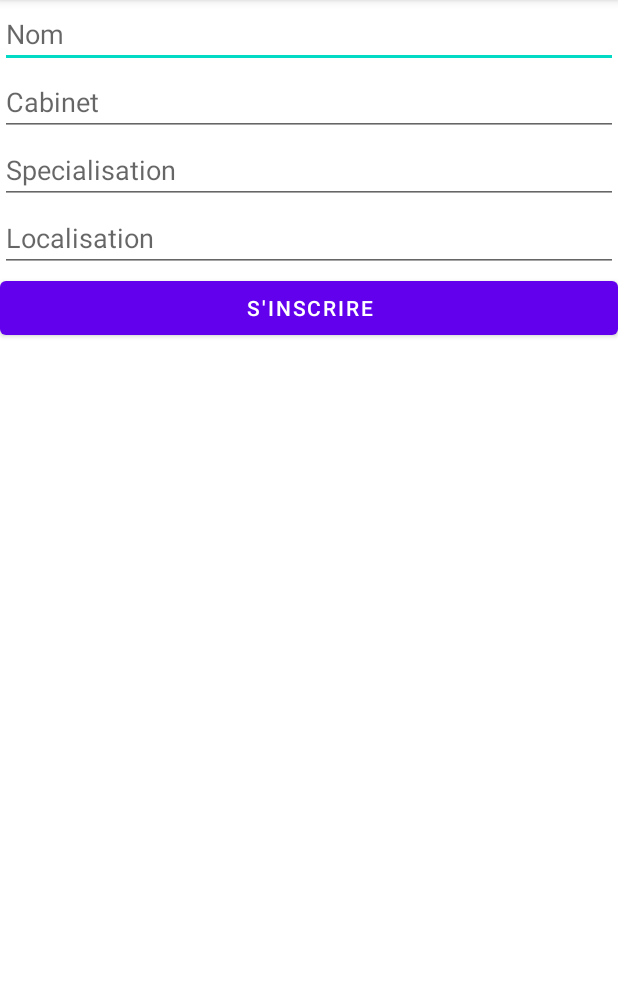
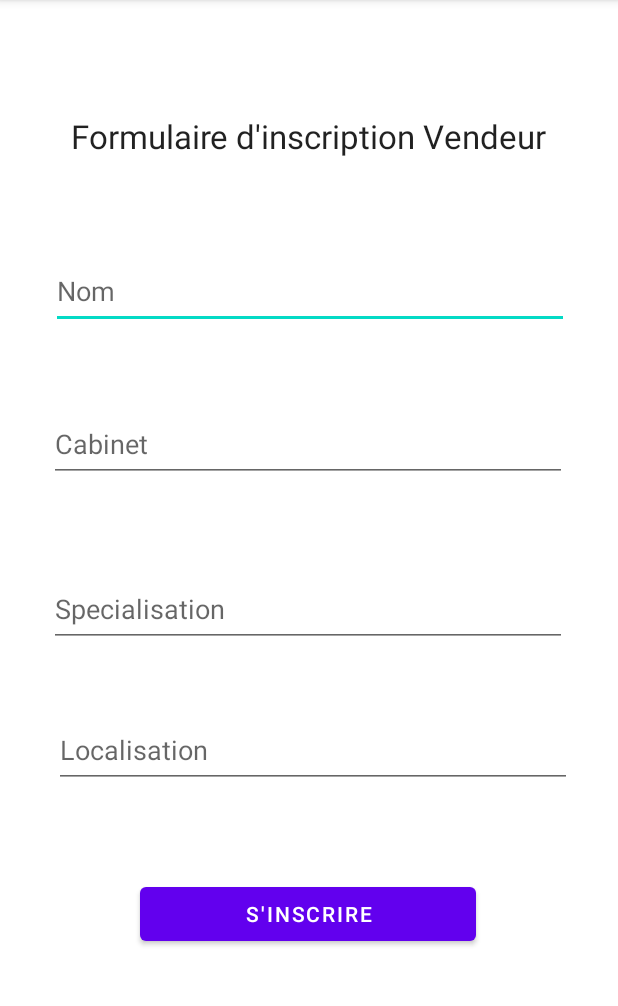
Before and after one commit to andyDBL/amandrEK, an Android app: the VendeurActivity screen opened directly, with no data from a screen before it, on a phone screen of 412 x 824 dp, the part 84-1090 px from its top. Run offline under Robolectric (Android 15) with nearby library versions, the phone set to English and light mode, and no system bars.

Commit message:
modif design inscription vendeur

```diff
--- a/app/src/main/res/layout/activity_vendeur.xml
+++ b/app/src/main/res/layout/activity_vendeur.xml
@@ -1,5 +1,5 @@
 <?xml version="1.0" encoding="utf-8"?>
-<LinearLayout xmlns:android="http://schemas.android.com/apk/res/android"
+<androidx.constraintlayout.widget.ConstraintLayout xmlns:android="http://schemas.android.com/apk/res/android"
     xmlns:app="http://schemas.android.com/apk/res-auto"
     xmlns:tools="http://schemas.android.com/tools"
     android:layout_width="match_parent"
@@ -7,42 +7,79 @@
     android:orientation="vertical"
     tools:context=".VendeurActivity">
 
+    <TextView
+        android:id="@+id/formulaireVendeur"
+        android:layout_width="wrap_content"
+        android:layout_height="wrap_content"
+        android:layout_marginTop="76dp"
+        android:text="Formulaire d'inscription Vendeur"
+        android:textAppearance="@style/TextAppearance.AppCompat.Large"
+        app:layout_constraintEnd_toEndOf="parent"
+        app:layout_constraintHorizontal_bias="0.495"
+        app:layout_constraintStart_toStartOf="parent"
+        app:layout_constraintTop_toTopOf="parent" />
+
     <EditText
         android:id="@+id/editTextName"
-        android:layout_width="match_parent"
-        android:layout_height="wrap_content"
+        android:layout_width="345dp"
+        android:layout_height="50dp"
+        android:layout_marginTop="64dp"
         android:ems="10"
         android:hint="Nom"
-        android:inputType="textPersonName" />
+        android:inputType="textPersonName"
+        app:layout_constraintEnd_toEndOf="parent"
+        app:layout_constraintHorizontal_bias="0.509"
+        app:layout_constraintStart_toStartOf="parent"
+        app:layout_constraintTop_toBottomOf="@+id/formulaireVendeur" />
 
     <EditText
         android:id="@+id/editTextCabinet"
-        android:layout_width="match_parent"
-        android:layout_height="wrap_content"
+        android:layout_width="345dp"
+        android:layout_height="50dp"
+        android:layout_marginTop="52dp"
         android:ems="10"
         android:hint="Cabinet"
-        android:inputType="textPersonName" />
+        android:inputType="textPersonName"
+        app:layout_constraintEnd_toEndOf="parent"
+        app:layout_constraintHorizontal_bias="0.49"
+        app:layout_constraintStart_toStartOf="parent"
+        app:layout_constraintTop_toBottomOf="@+id/editTextName" />
 
     <EditText
         android:id="@+id/editTextSpecialisation"
-        android:layout_width="match_parent"
-        android:layout_height="wrap_content"
+        android:layout_width="345dp"
+        android:layout_height="50dp"
+        android:layout_marginTop="60dp"
         android:ems="10"
         android:hint="Specialisation"
-        android:inputType="textPersonName" />
+        android:inputType="textPersonName"
+        app:layout_constraintEnd_toEndOf="parent"
+        app:layout_constraintHorizontal_bias="0.49"
+        app:layout_constraintStart_toStartOf="parent"
+        app:layout_constraintTop_toBottomOf="@+id/editTextCabinet" />
 
     <EditText
         android:id="@+id/editTextLocation"
-        android:layout_width="match_parent"
-        android:layout_height="wrap_content"
+        android:layout_width="345dp"
+        android:layout_height="50dp"
+        android:layout_marginTop="44dp"
         android:ems="10"
         android:hint="Localisation"
-        android:inputType="textPersonName" />
+        android:inputType="textPersonName"
+        app:layout_constraintEnd_toEndOf="parent"
+        app:layout_constraintHorizontal_bias="0.537"
+        app:layout_constraintStart_toStartOf="parent"
+        app:layout_constraintTop_toBottomOf="@+id/editTextSpecialisation" />
 
     <Button
         android:id="@+id/buttonVendorSignIn"
-        android:layout_width="match_parent"
+        android:layout_width="224dp"
         android:layout_height="wrap_content"
-        android:text="S'inscrire" />
+        android:layout_marginTop="60dp"
+        android:text="S'inscrire"
+        app:layout_constraintEnd_toEndOf="parent"
+        app:layout_constraintHorizontal_bias="0.497"
+        app:layout_constraintStart_toStartOf="parent"
+        app:layout_constraintTop_toBottomOf="@+id/editTextLocation" />
 
-</LinearLayout>
+</androidx.constraintlayout.widget.ConstraintLayout>
```
